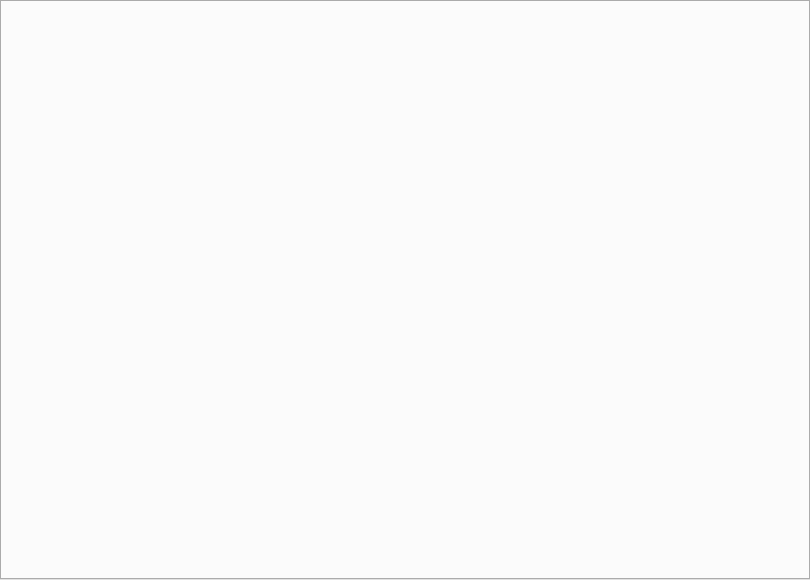
simon0xia/mirror, file code/mirror/mirror.ui: the form before one commit.
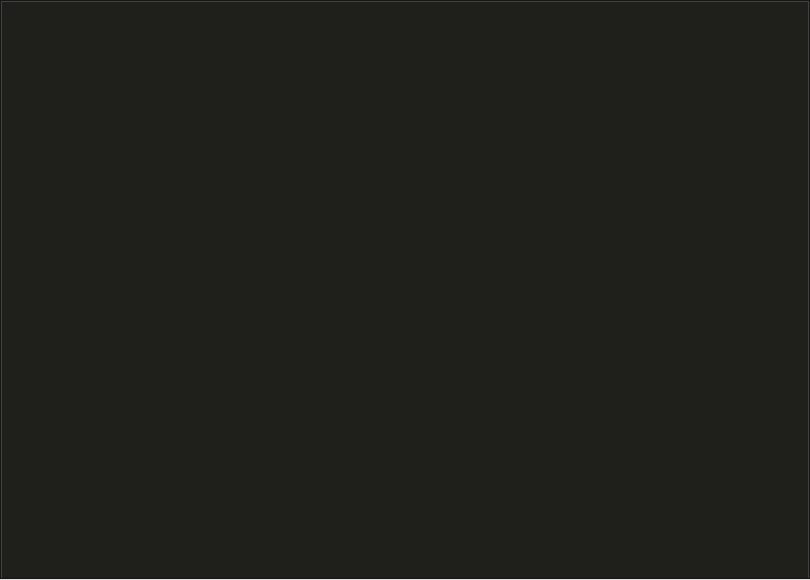
The form after the commit.

Commit message: 美化界面

What changed in the file:
```diff
--- a/code/mirror/mirror.ui
+++ b/code/mirror/mirror.ui
@@ -13,6 +13,9 @@
   <property name="windowTitle">
    <string>mirror</string>
   </property>
+  <property name="styleSheet">
+   <string notr="true"/>
+  </property>
   <widget class="QWidget" name="centralWidget">
    <layout class="QGridLayout" name="gridLayout">
     <property name="leftMargin">
@@ -29,6 +32,9 @@
     </property>
     <item row="0" column="0">
      <widget class="QTabWidget" name="tabWidget_main">
+      <property name="styleSheet">
+       <string notr="true">background-color: rgb(31, 31, 28);</string>
+      </property>
       <property name="currentIndex">
        <number>-1</number>
       </property>
```
The commit also changes 7 other files.
